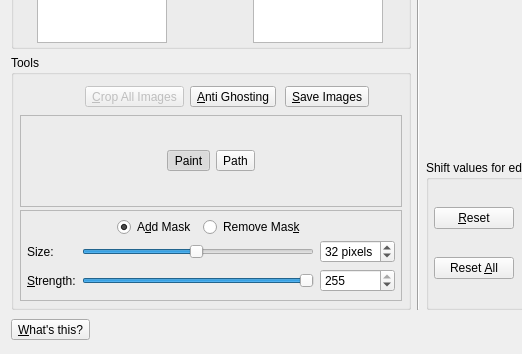
Old version of the form src/HdrWizard/EditingTools.ui in the repository LuminanceHDR/LuminanceHDR; both pictures show x 0 to 522 and y 290 to 644 of the 1122 by 644 pixel window.
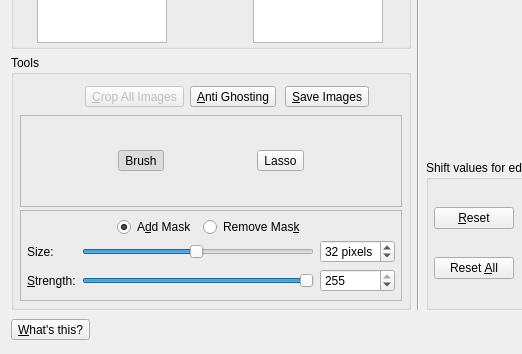
New version of the form. Icons and pictures are not drawn.

Commit message: [EditingTools]: Better looking drawing tools panel with style setted by saved settings

```diff
--- a/src/HdrWizard/EditingTools.ui
+++ b/src/HdrWizard/EditingTools.ui
@@ -650,7 +650,7 @@
                     <string>Brush - Paint the mask using the brush</string>
                    </property>
                    <property name="text">
-                    <string>Paint</string>
+                    <string>Brush</string>
                    </property>
                    <property name="icon">
                     <iconset resource="../../icons.qrc">
@@ -673,13 +673,26 @@
                    </property>
                   </widget>
                  </item>
+                 <item>
+                  <spacer name="horizontalSpacer_3">
+                   <property name="orientation">
+                    <enum>Qt::Horizontal</enum>
+                   </property>
+                   <property name="sizeHint" stdset="0">
+                    <size>
+                     <width>40</width>
+                     <height>20</height>
+                    </size>
+                   </property>
+                  </spacer>
+                 </item>
                  <item>
                   <widget class="QToolButton" name="toolButtonPath">
                    <property name="toolTip">
                     <string>Lasso - Draw a free hand selection area</string>
                    </property>
                    <property name="text">
-                    <string>Path</string>
+                    <string>Lasso</string>
                    </property>
                    <property name="icon">
                     <iconset resource="../../icons.qrc">
```
The commit also changes 1 other file.
